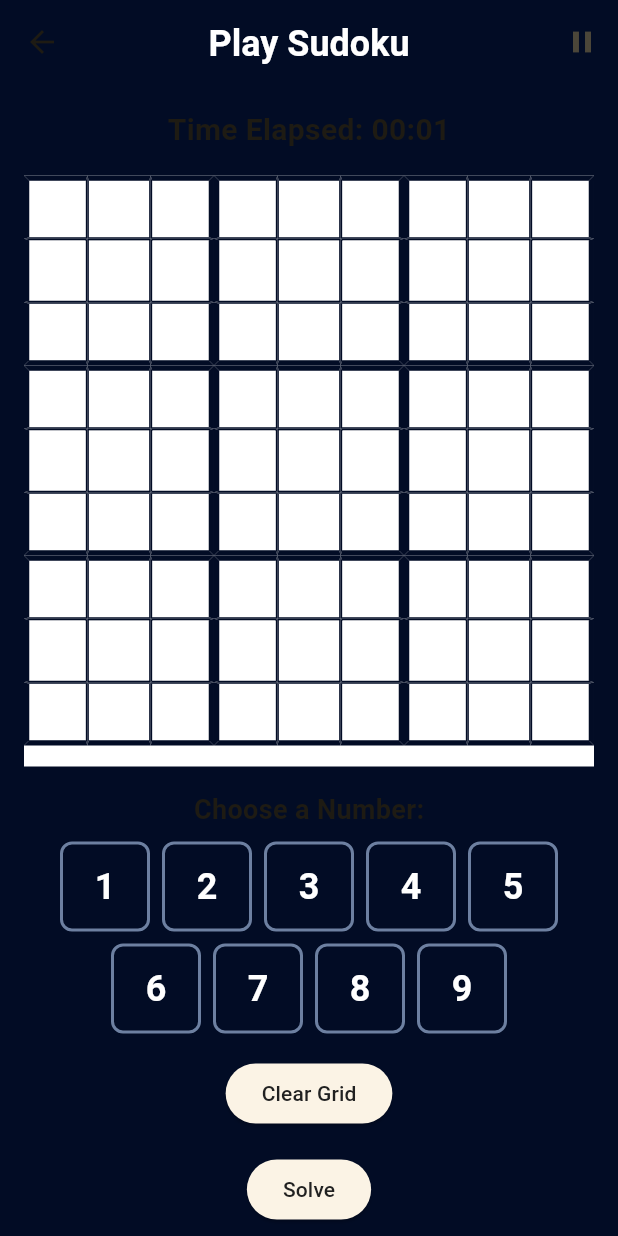
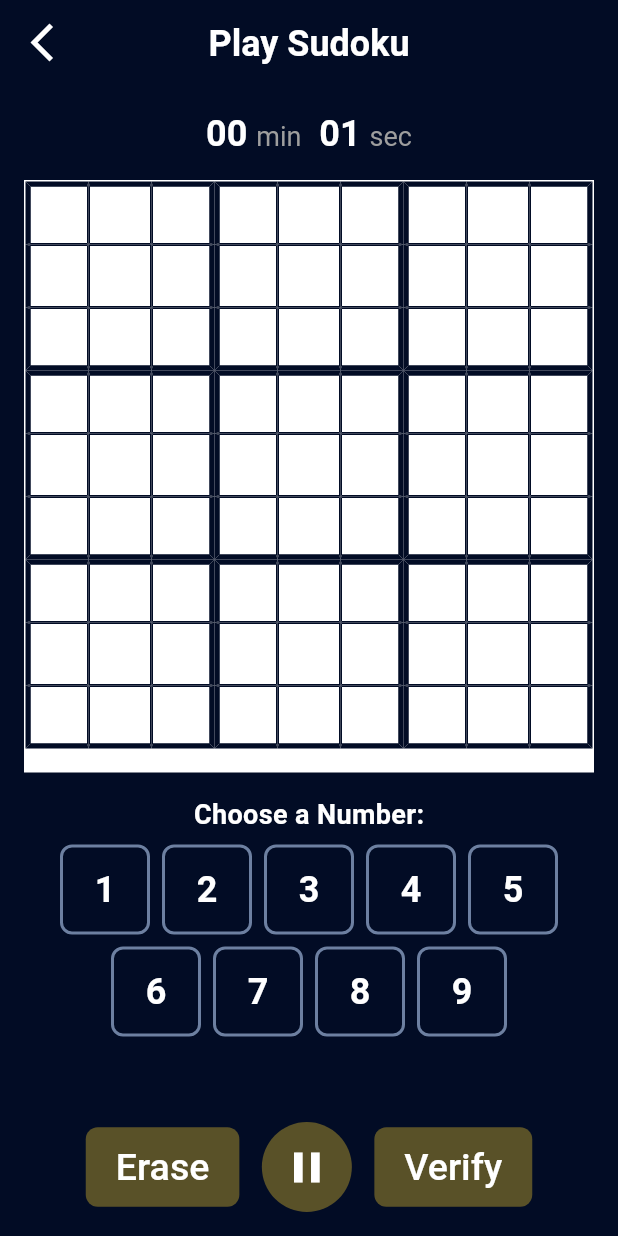
Before and after one commit to ParimSsme/sudoku, a Flutter app: the SudokuScreen screen opened by its route, on a phone screen of 412 x 824 dp. Run offline on Flutter 3.47's test engine with Material 3 defaults, Android fonts, the phone set to English and light mode, and no system bars; our stand-ins replace confetti, flutter_svg, get.

Commit message:
fix design problems

```diff
--- a/lib/app/views/sudoku_screen.dart
+++ b/lib/app/views/sudoku_screen.dart
@@ -1,7 +1,10 @@
 import 'package:flutter/material.dart';
 import 'package:get/get.dart';
+import 'package:sudoku/core/theme/app_text_theme.dart';
+import '../../core/theme/app_colors.dart';
 import '../controllers/sudoku_controller.dart';
 import '../widgets/number_pad.dart';
+import '../widgets/pause_play_button.dart';
 import '../widgets/sudoku_grid.dart';
 import 'package:confetti/confetti.dart';
 
@@ -17,21 +20,20 @@ class SudokuScreen extends StatelessWidget {
       builder: (controller) {
         return Scaffold(
           appBar: AppBar(
-            title: Text(screenType == SudokuScreenType.solve
-                ? 'Solve Sudoku'
-                : 'Play Sudoku'),
+            leading: IconButton(
+              onPressed: () => Get.back(),
+              icon: Icon(
+                Icons.arrow_back_ios_new_outlined,
+                color: AppColors.icon,
+                size: 30,
+              ),
+            ),
+            title: Text(
+              screenType == SudokuScreenType.solve
+                  ? 'Solve Sudoku'
+                  : 'Play Sudoku',
+            ),
             centerTitle: true,
-            actions: [
-              // Pause Button
-              IconButton(
-                onPressed: () {
-                  controller.pauseTimer();
-                  _showPauseDialog(context, controller);
-                },
-                icon: const Icon(Icons.pause),
-                tooltip: 'Pause',
-              ),
-            ],
           ),
           body: Stack(
             children: [
@@ -47,37 +49,59 @@ class SudokuScreen extends StatelessWidget {
                       final seconds = (controller.elapsedTime.value % 60)
                           .toString()
                           .padLeft(2, '0');
-                      return Text(
-                        'Time Elapsed: $minutes:$seconds',
-                        style: const TextStyle(
-                            fontSize: 20, fontWeight: FontWeight.bold),
+                      return RichText(
+                        text: TextSpan(
+                          text: '$minutes ',
+                          style: kMediumTitleStyle,
+                          children: <TextSpan>[
+                            const TextSpan(text: 'min', style: kBodyTextStyle),
+                            TextSpan(
+                                text: '  $seconds ', style: kMediumTitleStyle),
+                            const TextSpan(text: 'sec', style: kBodyTextStyle),
+                          ],
+                        ),
                       );
+                      // Text(
+                      //   'Time Elapsed: $minutes:$seconds',
+                      //   style: const TextStyle(
+                      //       fontSize: 20, fontWeight: FontWeight.bold),
+                      // );
                     }),
                     const SizedBox(height: 16),
                     // Sudoku Grid
                     SizedBox(
-                      height: 394,
+                      height: 395,
                       child: SudokuGrid(),
                     ),
                     const SizedBox(height: 16),
                     const Text(
                       "Choose a Number:",
-                      style:
-                          TextStyle(fontSize: 18, fontWeight: FontWeight.bold),
+                      style: kSmallTitleStyle,
                     ),
                     const SizedBox(height: 8),
                     // Number Pad
                     NumberPad(),
-                    const SizedBox(height: 16),
-                    ElevatedButton(
-                      onPressed: controller.clearGrid,
-                      child: const Text('Clear Grid'),
-                    ),
-                    const SizedBox(height: 16),
-                    // Solve Button
-                    ElevatedButton(
-                      onPressed: () => _checkSolution(context, controller),
-                      child: const Text('Solve'),
+                    const Spacer(),
+                    Row(
+                      mainAxisAlignment: MainAxisAlignment.center,
+                      spacing: 15,
+                      children: [
+                        TextButton(
+                          onPressed: controller.clearGrid,
+                          child: const Text('Erase'),
+                        ),
+                        CircleIconButton(
+                          onPressed: () {
+                            controller.pauseTimer();
+                            _showPauseDialog(context, controller);
+                          },
+                          icon: Icons.pause,
+                        ),
+                        TextButton(
+                          onPressed: () => _checkSolution(context, controller),
+                          child: const Text('Verify'),
+                        ),
+                      ],
                     ),
                   ],
                 ),
--- /dev/null
+++ b/lib/app/widgets/pause_play_button.dart
@@ -0,0 +1,44 @@
+import 'package:flutter/material.dart';
+
+import '../../core/theme/app_colors.dart';
+
+class CircleIconButton extends StatelessWidget {
+  final IconData icon;
+  final VoidCallback onPressed;
+  final Color backgroundColor;
+  final Color iconColor;
+  final double size;
+  final double iconSize;
+
+  const CircleIconButton({
+    super.key,
+    required this.icon,
+    required this.onPressed,
+    this.backgroundColor = AppColors.card,
+    this.iconColor = Colors.white,
+    this.size = 60.0,
+    this.iconSize = 34.0,
+  });
+
+  @override
+  Widget build(BuildContext context) {
+    return GestureDetector(
+      onTap: onPressed,
+      child: Container(
+        height: size,
+        width: size,
+        decoration: BoxDecoration(
+          color: backgroundColor,
+          shape: BoxShape.circle,
+        ),
+        child: Center(
+          child: Icon(
+            icon,
+            color: iconColor,
+            size: iconSize,
+          ),
+        ),
+      ),
+    );
+  }
+}
--- a/lib/app/widgets/sudoku_grid.dart
+++ b/lib/app/widgets/sudoku_grid.dart
@@ -8,10 +8,11 @@ class SudokuGrid extends GetView<SudokuController> {
 
   @override
   Widget build(BuildContext context) {
-    return DecoratedBox(
+    return Container(
       decoration: BoxDecoration(
-        color: Colors.white
+        color: Colors.white,
       ),
+      padding: const EdgeInsets.all(1.0),
       child: GridView.builder(
         shrinkWrap: true,
         itemCount: 81,
--- a/lib/core/theme/app_colors.dart
+++ b/lib/core/theme/app_colors.dart
@@ -32,7 +32,7 @@ class AppColors {
   static const Color textButtonForeground = Color(0xFFFFFFFF);
 
   /// Other Colors
-  static final Color icon = Colors.grey.shade900;
+  static final Color icon = Colors.white;
   static final Color border = Color(0xff6d80a1);
 
 }
```
